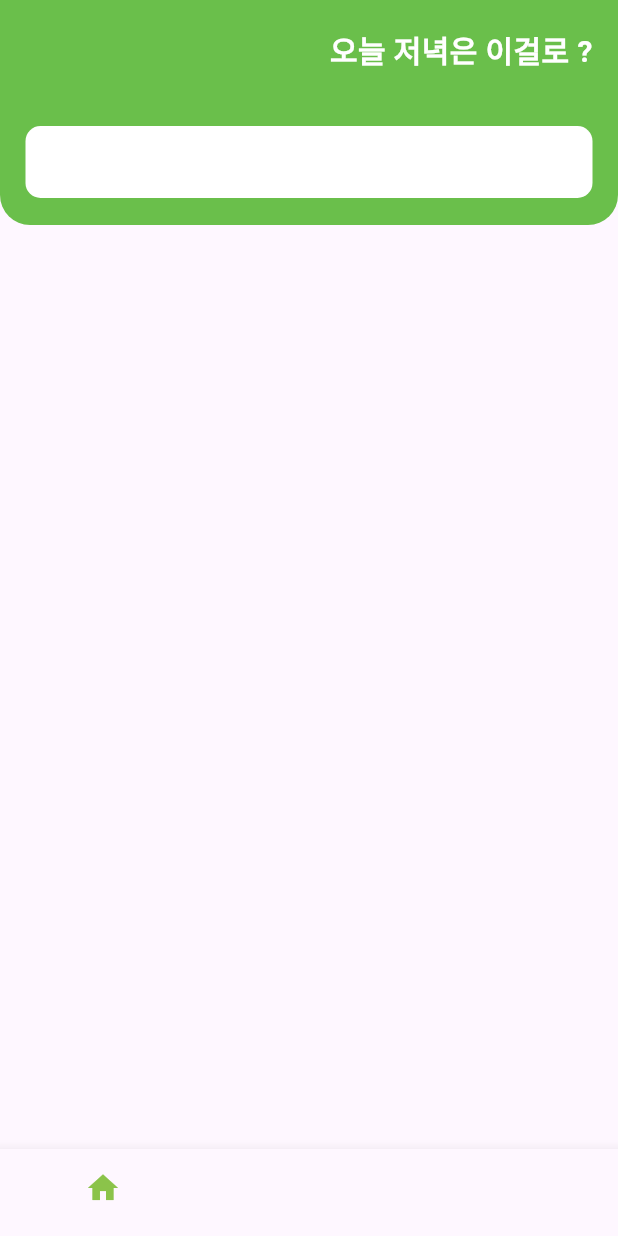
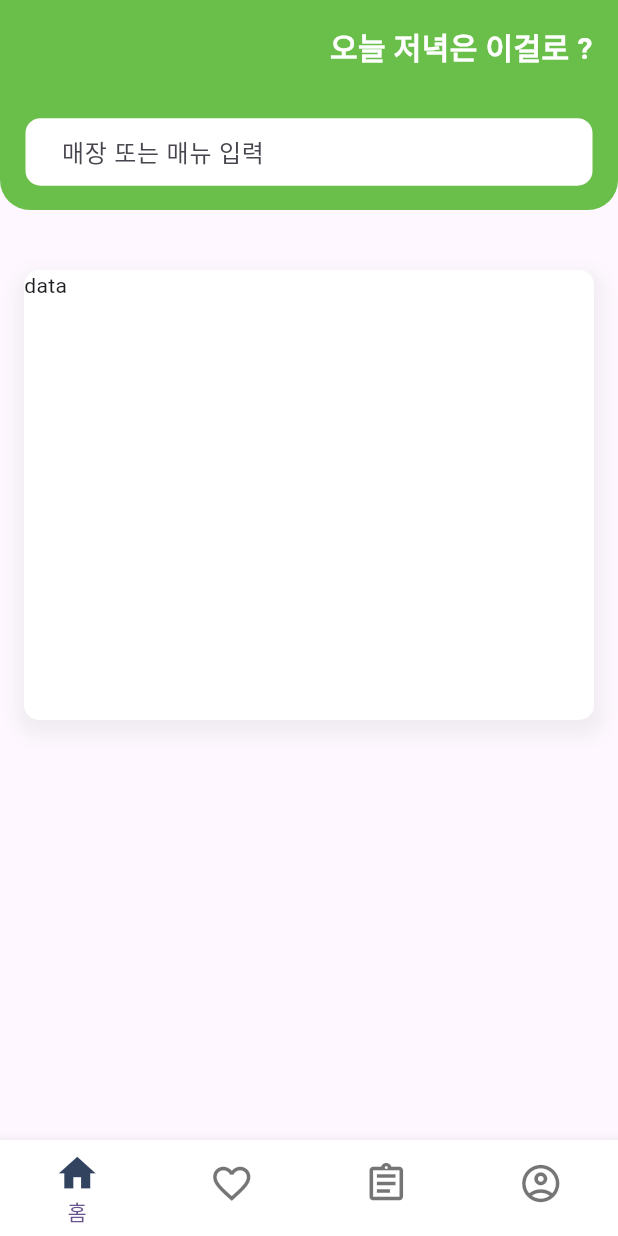
Before and after one commit to markectDemo/markectDemo_APP, a Flutter app: the screen it shows after launch, on a phone screen of 412 x 824 dp. Run offline on Flutter 3.47's test engine with Material 3 defaults, Android fonts, the phone set to English and light mode, and no system bars.

Commit message:
feat: naviagtion bar select_index page 넘어가기 기능

```diff
--- a/app/lib/backgroundColor.dart
+++ /dev/null
@@ -1,67 +0,0 @@
-import 'package:flutter/material.dart';
-
-class BackgroundColor extends StatelessWidget {
-  const BackgroundColor({super.key});
-
-  @override
-  Widget build(BuildContext context) {
-    return ClipRRect(
-      borderRadius: const BorderRadius.only(
-        bottomLeft: Radius.circular(20),
-        bottomRight: Radius.circular(20),
-      ),
-      child: Container(
-        height: 150,
-        color: const Color.fromARGB(255, 106, 191, 75),
-        child: SafeArea(
-          child: Padding(
-            padding: const EdgeInsets.symmetric(horizontal: 17),
-            child: Column(
-              mainAxisAlignment: MainAxisAlignment.spaceAround,
-              children: [
-                Row(
-                  mainAxisAlignment: MainAxisAlignment.end,
-                  crossAxisAlignment: CrossAxisAlignment.end,
-                  children: const [
-                    Text(
-                      '오늘 저녁은 이걸로 ?',
-                      style: TextStyle(
-                        color: Colors.white,
-                        fontSize: 20,
-                        fontWeight: FontWeight.bold,
-                      ),
-                    ),
-                  ],
-                ),
-                SizedBox(
-                  width: double.infinity,
-                  // height: 45,
-                  child: TextField(
-                    textAlignVertical: TextAlignVertical.center,
-                    decoration: InputDecoration(
-                      filled: true,
-                      fillColor: Colors.white,
-                      contentPadding: EdgeInsets.symmetric(vertical:0),
-                      border: OutlineInputBorder(
-                        borderRadius: BorderRadius.circular(10),
-                        borderSide: BorderSide.none,
-                      ),
-                      enabledBorder: OutlineInputBorder(
-                        borderRadius: BorderRadius.circular(10),
-                        borderSide: BorderSide.none,
-                      ),
-                      focusedBorder: OutlineInputBorder(
-                        borderRadius: BorderRadius.circular(10),
-                        borderSide: BorderSide.none,
-                      ),
-                    ),
-                  ),
-                ),
-              ],
-            ),
-          ),
-        ),
-      ),
-    );
-  }
-}
--- a/app/lib/main.dart
+++ b/app/lib/main.dart
@@ -1,4 +1,5 @@
-import 'package:app/backgroundColor.dart';
+import 'package:app/navigation/sample_screen.dart';
+import 'package:app/page/main_page.dart';
 import 'package:flutter/material.dart';
 
 void main() {
@@ -34,23 +35,10 @@ class HomePage extends StatelessWidget {
           bottom: MediaQuery.of(context).viewInsets.bottom,
         ),
         child: Column(
-          children: [BackgroundColor(), const SizedBox(height: 500)],
+          children: [MainPage()],
         ),
       ),
-      bottomNavigationBar: BottomNavigationBar(
-        showSelectedLabels: false,
-        showUnselectedLabels: false,
-        items: [
-          BottomNavigationBarItem(
-            icon: Icon(Icons.home),
-            label: 'dw'
-            ),
-            BottomNavigationBarItem(icon: Icon(Icons.favorite), label: 'dw'),
-            BottomNavigationBarItem(icon: Icon(Icons.assignment), label: 'dw'),
-            BottomNavigationBarItem(icon: Icon(Icons.manage_accounts_rounded), label: 'dw')
-        ],
-        selectedItemColor: Colors.lightGreen,
-        ),
+      bottomNavigationBar: SampleScreen(),
     );
   }
 }
--- /dev/null
+++ b/app/lib/navigation/navgationBar.dart
@@ -0,0 +1,36 @@
+import 'package:flutter/material.dart';
+
+class BottomNavItem {
+  IconData iconData;
+  IconData activeIconData;
+  String label;
+
+  BottomNavItem({
+    required this.iconData,
+    required this.activeIconData,
+    required this.label
+  });
+}
+
+final List<BottomNavItem> bottomNavItem = [
+  BottomNavItem(
+    iconData: Icons.home_outlined,
+    activeIconData: Icons.home,
+    label: '홈'
+    ),
+    BottomNavItem(
+    iconData: Icons.favorite_border,
+    activeIconData: Icons.favorite,
+    label: '찜'
+    ),
+    BottomNavItem(
+    iconData: Icons.assignment_outlined,
+    activeIconData: Icons.assignment,
+    label: '내역'
+    ),
+    BottomNavItem(
+    iconData: Icons.account_circle_outlined,
+    activeIconData: Icons.account_circle,
+    label: '사용자'
+    ),
+];
--- /dev/null
+++ b/app/lib/navigation/sample_screen.dart
@@ -0,0 +1,53 @@
+import 'package:app/navigation/navgationBar.dart';
+import 'package:app/page/account_page.dart';
+import 'package:app/page/assignment_page.dart';
+import 'package:app/page/favorite_page.dart';
+import 'package:app/page/main_page.dart';
+import 'package:flutter/material.dart';
+
+class SampleScreen extends StatefulWidget{
+  const SampleScreen({super.key});
+
+  @override
+  State<SampleScreen> createState() => _SampleState();
+}
+
+class _SampleState extends State<SampleScreen> {
+  int _selectedIndex = 0;
+
+  @override
+  Widget build(BuildContext context) {
+    return Scaffold(
+      body: IndexedStack(
+        index: _selectedIndex,
+        children: [
+          MainPage(),
+          FavoritePage(),
+          AssignmentPage(),
+          AccountPage()
+        ],
+      ),
+      bottomNavigationBar: BottomNavigationBar(
+        backgroundColor: Colors.white,
+        type: BottomNavigationBarType.fixed,
+        currentIndex: _selectedIndex,
+        selectedIconTheme: IconThemeData(color: Color.fromARGB(1000, 30, 48, 80)),
+        unselectedItemColor: Colors.black54,
+        // showSelectedLabels: false,
+        showUnselectedLabels: false,
+        enableFeedback: false,
+        iconSize: 30.0,
+        onTap: (index) {
+          setState(() => _selectedIndex = index);
+        },
+        items: bottomNavItem.map(
+          (e) => BottomNavigationBarItem(
+            icon: Icon(e.iconData),
+            activeIcon: Icon(e.activeIconData),
+            label: e.label,
+            )
+        ).toList()
+        ),
+    );
+  }
+}
--- /dev/null
+++ b/app/lib/page/account_page.dart
@@ -0,0 +1,12 @@
+import 'package:flutter/material.dart';
+
+class AccountPage extends StatelessWidget{
+  const AccountPage({super.key});
+
+  @override
+  Widget build(BuildContext context) {
+    return SizedBox(
+      child: Text('accountPage'),
+    );
+  }
+}
--- /dev/null
+++ b/app/lib/page/assignment_page.dart
@@ -0,0 +1,12 @@
+import 'package:flutter/material.dart';
+
+class AssignmentPage extends StatelessWidget{
+  const AssignmentPage({super.key});
+
+  @override
+  Widget build(BuildContext context) {
+    return SizedBox(
+      child: Text('assignMentPage'),
+    );
+  }
+}
--- /dev/null
+++ b/app/lib/page/favorite_page.dart
@@ -0,0 +1,12 @@
+import 'package:flutter/material.dart';
+
+class FavoritePage extends StatelessWidget{
+  const FavoritePage({super.key});
+
+  @override
+  Widget build(BuildContext context) {
+    return SizedBox(
+      child: Text('favoritePage'),
+    );
+  }
+}
--- /dev/null
+++ b/app/lib/page/main_page.dart
@@ -0,0 +1,96 @@
+import 'package:flutter/material.dart';
+
+class MainPage extends StatelessWidget {
+  const MainPage({super.key});
+
+  @override
+  Widget build(BuildContext context) {
+    return SizedBox(
+      child: Column(
+        children: [
+          ClipRRect(
+            borderRadius: const BorderRadius.only(
+              bottomLeft: Radius.circular(20),
+              bottomRight: Radius.circular(20),
+            ),
+            child: Container(
+              height: 140,
+              color: const Color.fromARGB(255, 106, 191, 75),
+              child: SafeArea(
+                child: Padding(
+                  padding: const EdgeInsets.symmetric(horizontal: 17),
+                  child: Column(
+                    mainAxisAlignment: MainAxisAlignment.spaceAround,
+                    children: [
+                      Row(
+                        mainAxisAlignment: MainAxisAlignment.end,
+                        crossAxisAlignment: CrossAxisAlignment.end,
+                        children: const [
+                          Text(
+                            '오늘 저녁은 이걸로 ?',
+                            style: TextStyle(
+                              color: Colors.white,
+                              fontSize: 20,
+                              fontWeight: FontWeight.bold,
+                            ),
+                          ),
+                        ],
+                      ),
+                      SizedBox(
+                        width: double.infinity,
+                        height: 45,
+                        child: TextField(
+                          textAlignVertical: TextAlignVertical.center,
+                          decoration: InputDecoration(
+                            hintText: '매장 또는 매뉴 입력',
+                            filled: true,
+                            fillColor: Colors.white,
+                            contentPadding: EdgeInsets.symmetric(
+                              vertical: 0,
+                              horizontal: 20,
+                            ),
+                            border: OutlineInputBorder(
+                              borderRadius: BorderRadius.circular(10),
+                              borderSide: BorderSide.none,
+                            ),
+                            enabledBorder: OutlineInputBorder(
+                              borderRadius: BorderRadius.circular(10),
+                              borderSide: BorderSide.none,
+                            ),
+                            focusedBorder: OutlineInputBorder(
+                              borderRadius: BorderRadius.circular(10),
+                              borderSide: BorderSide.none,
+                            ),
+                          ),
+                        ),
+                      ),
+                    ],
+                  ),
+                ),
+              ),
+            ),
+          ),
+          Padding(
+            padding: const EdgeInsets.only(top: 40),
+            child: Container(
+            width: 380,
+            height: 300,
+            decoration: BoxDecoration(
+              color: Colors.white,
+              borderRadius: BorderRadius.circular(10),
+              boxShadow: [
+                BoxShadow(
+                  color: Colors.grey.shade300.withOpacity(0.5),
+                  spreadRadius: 4,
+                  blurRadius: 10,
+                  offset: Offset(1, 6)
+                )
+              ]
+            ),
+            child: Text('data')),
+          ),
+        ],
+      ),
+    );
+  }
+}
```
